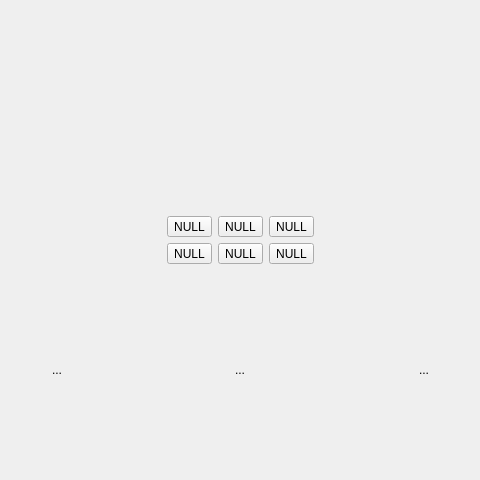
Above: videowindow.ui from chenhuan0/intel-client before the change; both pictures show x 120 to 600 and y 0 to 480 of the 720 by 480 pixel window. Below: the same form after it.
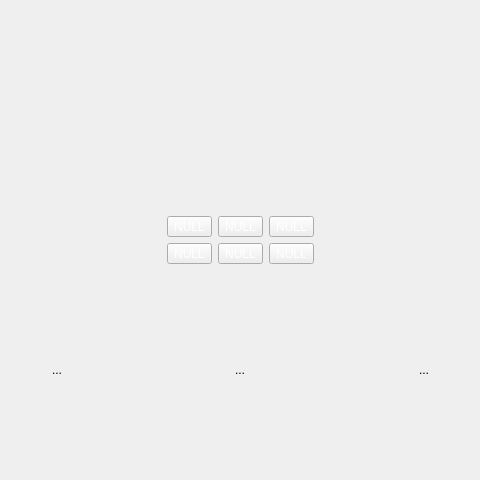
That is the form after the change. Icons and pictures are not drawn.

Commit message: 修改颜色

The edit to the form file:
```diff
--- a/videowindow.ui
+++ b/videowindow.ui
@@ -114,7 +114,7 @@
          <item row="0" column="1">
           <widget class="QToolButton" name="video2">
            <property name="styleSheet">
-            <string notr="true"/>
+            <string notr="true">color: rgb(255, 255, 255);</string>
            </property>
            <property name="text">
             <string>NULL</string>
@@ -137,7 +137,7 @@
          <item row="0" column="0">
           <widget class="QToolButton" name="video1">
            <property name="styleSheet">
-            <string notr="true"/>
+            <string notr="true">color: rgb(255, 255, 255);</string>
            </property>
            <property name="text">
             <string>NULL</string>
@@ -160,7 +160,7 @@
          <item row="0" column="2">
           <widget class="QToolButton" name="video3">
            <property name="styleSheet">
-            <string notr="true"/>
+            <string notr="true">color: rgb(255, 255, 255);</string>
            </property>
            <property name="text">
             <string>NULL</string>
@@ -183,7 +183,7 @@
          <item row="1" column="0">
           <widget class="QToolButton" name="video4">
            <property name="styleSheet">
-            <string notr="true"/>
+            <string notr="true">color: rgb(255, 255, 255);</string>
            </property>
            <property name="text">
             <string>NULL</string>
@@ -206,7 +206,7 @@
          <item row="1" column="2">
           <widget class="QToolButton" name="video6">
            <property name="styleSheet">
-            <string notr="true"/>
+            <string notr="true">color: rgb(255, 255, 255);</string>
            </property>
            <property name="text">
             <string>NULL</string>
@@ -229,7 +229,7 @@
          <item row="1" column="1">
           <widget class="QToolButton" name="video5">
            <property name="styleSheet">
-            <string notr="true"/>
+            <string notr="true">color: rgb(255, 255, 255);</string>
            </property>
            <property name="text">
             <string>NULL</string>
```
